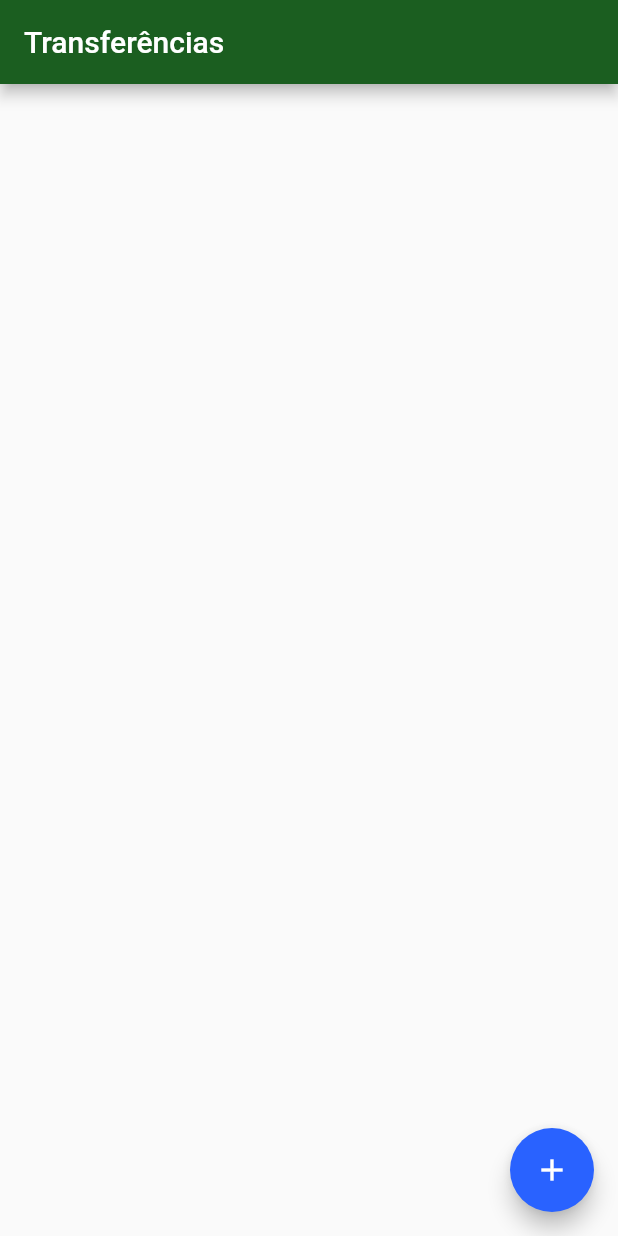
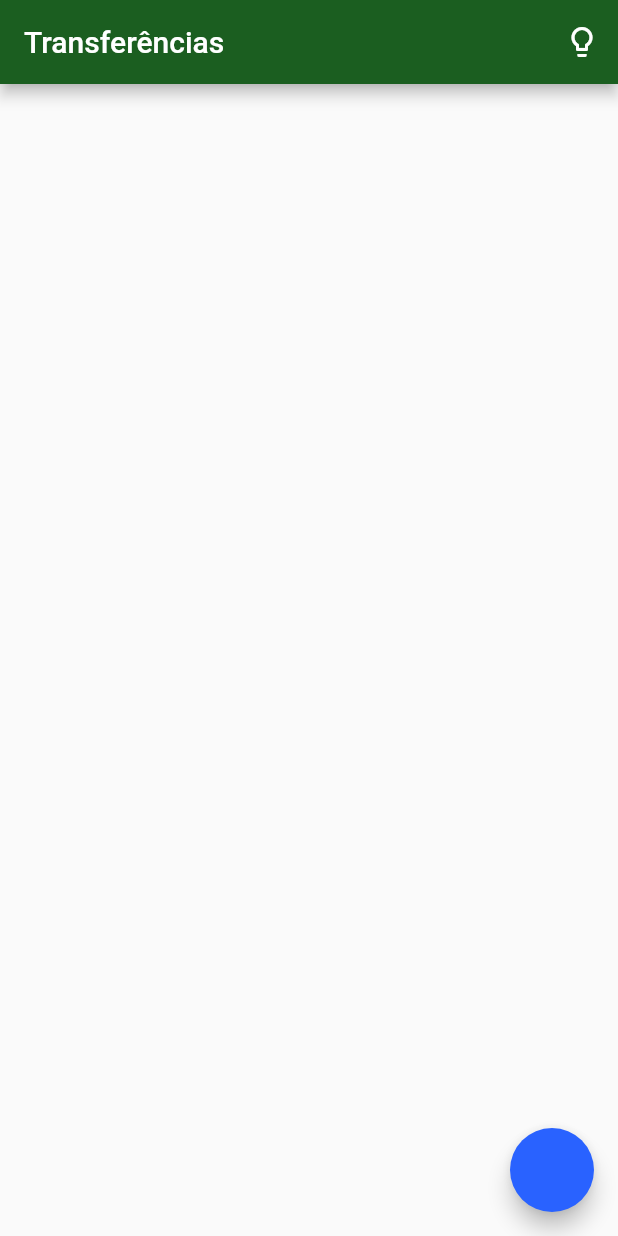
Before and after one commit to tiagolpadua/mo-20-flutter-9256, a Flutter app: the screen it shows after launch, on a phone screen of 412 x 824 dp. Run offline on Flutter 3.47's test engine with Material 2 defaults, Android fonts, the phone set to English and light mode, and no system bars.

Commit message:
scoped model

```diff
--- a/lib/main.dart
+++ b/lib/main.dart
@@ -1,5 +1,18 @@
 import 'package:bytebank/screens/transferencia/lista.dart';
 import 'package:flutter/material.dart';
+import 'package:scoped_model/scoped_model.dart';
+
+class DarkModeModel extends Model {
+  bool _darkmode = false;
+
+  bool get darkmode => _darkmode;
+
+  void toggle() {
+    _darkmode = !_darkmode;
+    debugPrint('Dark mode is now $_darkmode');
+    notifyListeners();
+  }
+}
 
 void main() {
   runApp(
@@ -10,16 +23,34 @@ void main() {
 class BytebankApp extends StatelessWidget {
   @override
   Widget build(BuildContext context) {
+    // 1 - Cria o ScopedModel
+    return ScopedModel<DarkModeModel>(
+      model: DarkModeModel(),
+
+      // 3 - Envolver MaterialApp em um ScopedModelDescendant para
+      //     pegar o model
+      child: ScopedModelDescendant<DarkModeModel>(
+        builder: (context, child, model) {
           return MaterialApp(
-      theme: ThemeData(
+            theme: model.darkmode ? ThemeData.dark() : temaDefault(),
+            home: ListaTransferencias(),
+          );
+        },
+      ),
+    );
+  }
+}
+
+ThemeData temaDefault() {
+  return ThemeData(
     primaryColor: Colors.green[900],
     accentColor: Colors.blueAccent[700],
     buttonTheme: ButtonThemeData(
       buttonColor: Colors.blueAccent[700],
       textTheme: ButtonTextTheme.primary,
     ),
+    floatingActionButtonTheme: FloatingActionButtonThemeData(
+      foregroundColor: Colors.blueAccent[700],
     ),
-      home: ListaTransferencias(),
   );
 }
-}
--- a/lib/screens/transferencia/lista.dart
+++ b/lib/screens/transferencia/lista.dart
@@ -1,6 +1,8 @@
 import 'package:bytebank/models/transferencia.dart';
 import 'package:flutter/material.dart';
+import 'package:scoped_model/scoped_model.dart';
 
+import '../../main.dart';
 import 'formulario.dart';
 
 class ListaTransferencias extends StatefulWidget {
@@ -18,6 +20,16 @@ class _ListaTransferenciasState extends State<ListaTransferencias> {
     return Scaffold(
       appBar: AppBar(
         title: Text('Transferências'),
+        actions: <Widget>[
+          // 2 - Consumir o ScopedModel
+          ScopedModelDescendant<DarkModeModel>(
+              builder: (context, child, model) {
+            return IconButton(
+              icon: Icon(Icons.lightbulb_outline),
+              onPressed: () => model.toggle(),
+            );
+          }),
+        ],
       ),
       body: ListView.builder(
         itemCount: widget._transferencias.length,
```
Also changed, not shown: lib/screens/dashboard/dashboard.dart (added, +49 -0 lines), pubspec.yaml (+8 -4 lines), images/bytebank_logo.png (added), pubspec.lock. Lines whose indentation alone changed are shown as unchanged.
